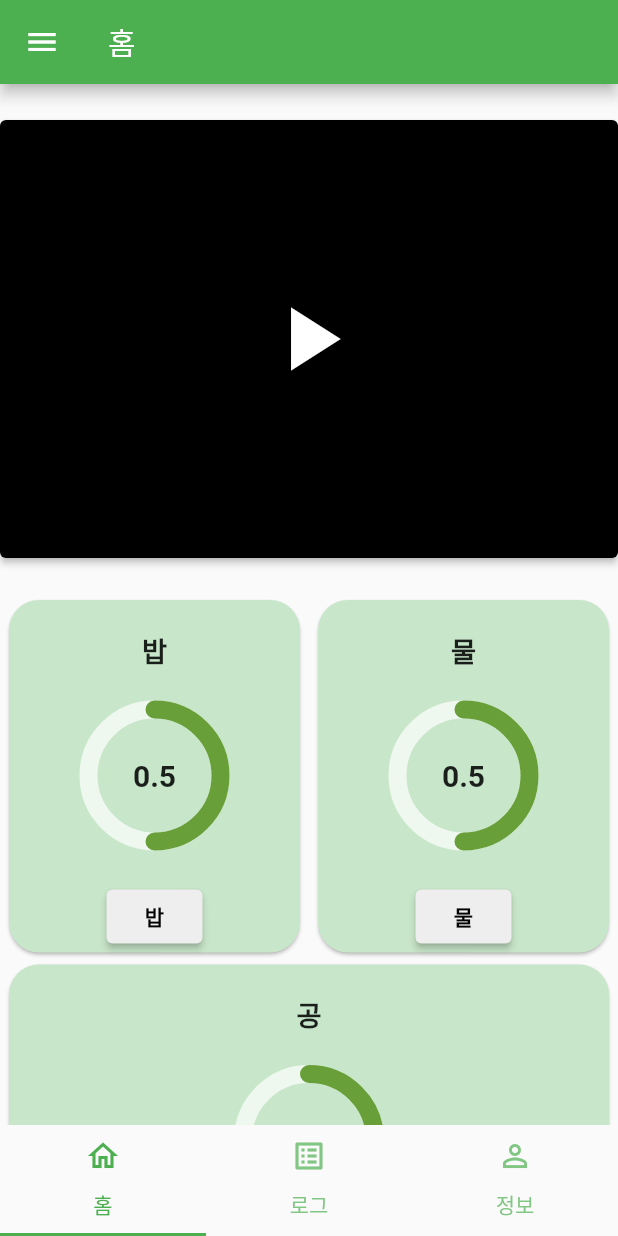
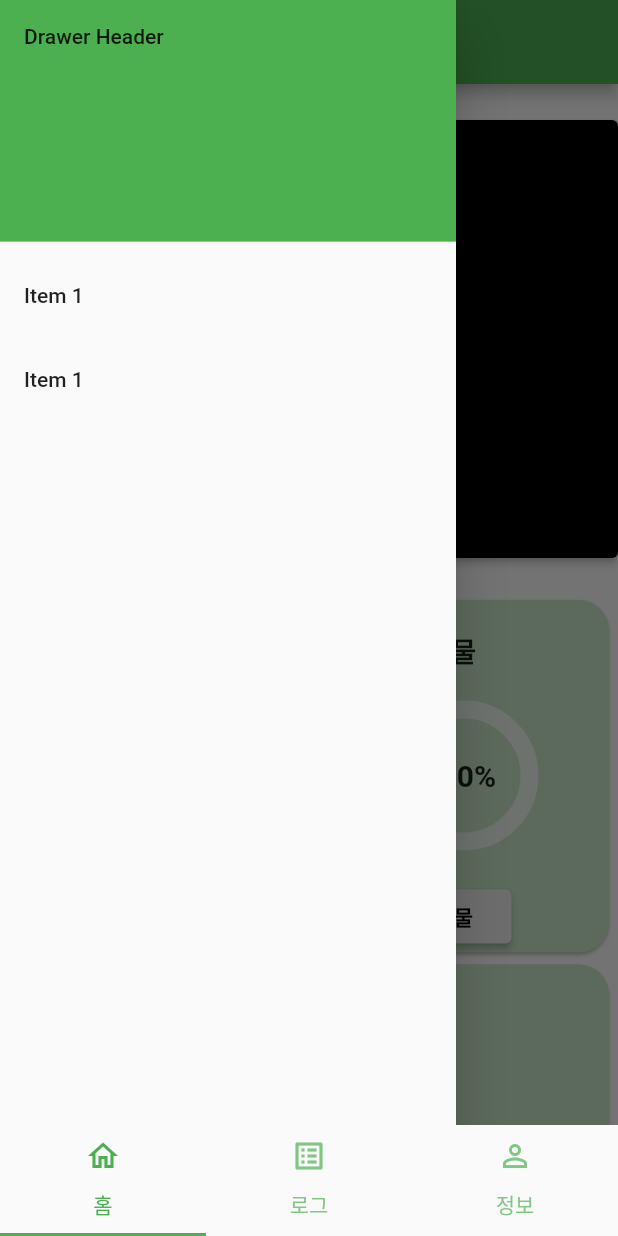
Before and after one commit to unh6uoj/pet_rest, a Flutter app: the screen it shows after launch, with the side drawer open (before the commit the screen has no drawer), on a phone screen of 412 x 824 dp. Run offline on Flutter 3.47's test engine with Material 2 defaults, Android fonts, the phone set to English and light mode, and no system bars; drawn by our look-alikes of percent_indicator; our stand-ins replace flutter_local_notifications, sqflite, table_calendar; accounts and stored records are empty; network calls fail.

Commit message:
add_drawer

```diff
--- /dev/null
+++ b/lib/drawer.dart
@@ -0,0 +1,13 @@
+import 'package:flutter/material.dart';
+
+Drawer myDrawer = Drawer(
+    child: ListView(
+  padding: EdgeInsets.zero,
+  children: [
+    const DrawerHeader(
+        decoration: BoxDecoration(color: Colors.green),
+        child: Text('Drawer Header')),
+    ListTile(title: const Text('Item 1'), onTap: () {}),
+    ListTile(title: const Text('Item 1'), onTap: () {}),
+  ],
+));
--- a/lib/screen_home.dart
+++ b/lib/screen_home.dart
@@ -1,6 +1,10 @@
 import 'package:flutter/material.dart';
+import 'package:pet/main.dart';
+
 import 'dart:typed_data';
-import 'package:pet/main.dart';
+
+// drawer
+import 'package:pet/drawer.dart';
 
 // persent_indicator
 import 'package:percent_indicator/percent_indicator.dart';
@@ -13,10 +17,8 @@ class HomeScreen extends StatelessWidget {
   @override
   Widget build(BuildContext context) {
     return Scaffold(
-        appBar: AppBar(
-            title: Text('홈'),
-            backgroundColor: Colors.green[500],
-            leading: Icon(Icons.menu)),
+        appBar: AppBar(title: Text('홈'), backgroundColor: Colors.green[500]),
+        drawer: myDrawer,
         body: SingleChildScrollView(
             scrollDirection: Axis.vertical,
             child: Column(
@@ -120,7 +122,7 @@ class HomeDataCard extends StatelessWidget {
                       textScaleFactor: 1.3,
                       style: TextStyle(fontWeight: FontWeight.bold),
                     ),
-                    PercentBar(isLinear: this.isLinear, data: 0.5),
+                    PercentBar(isLinear: this.isLinear, data: 0.3),
                     if (this.name == '밥')
                       ElevatedButton(
                         onPressed: context.read<HomeProvider>().sendFood,
@@ -163,7 +165,7 @@ class PercentBar extends StatefulWidget {
       : super(key: key);
 
   final bool? isLinear;
-  final double? data; // data 변수 지금 상태에선 사용 x
+  final double? data;
 
   @override
   _PercentBarState createState() =>
@@ -209,8 +211,8 @@ class _PercentBarState extends State<PercentBar> {
                 radius: 100.0,
                 lineWidth: 12.0,
                 backgroundColor: Colors.white70,
-                percent: (this.data * 100) / maxCalorie,
-                center: new Text(this.data.toString(),
+                percent: foodData,
+                center: new Text((foodData * 100).toString() + '%',
                     style: new TextStyle(
                         fontWeight: FontWeight.bold, fontSize: 20.0)),
                 circularStrokeCap: CircularStrokeCap.round,
```
Also changed, not shown: lib/main.dart (+0 -8 lines), lib/screen_info.dart (+3 -4 lines), lib/screen_log.dart (+15 -8 lines), 1 other file.
